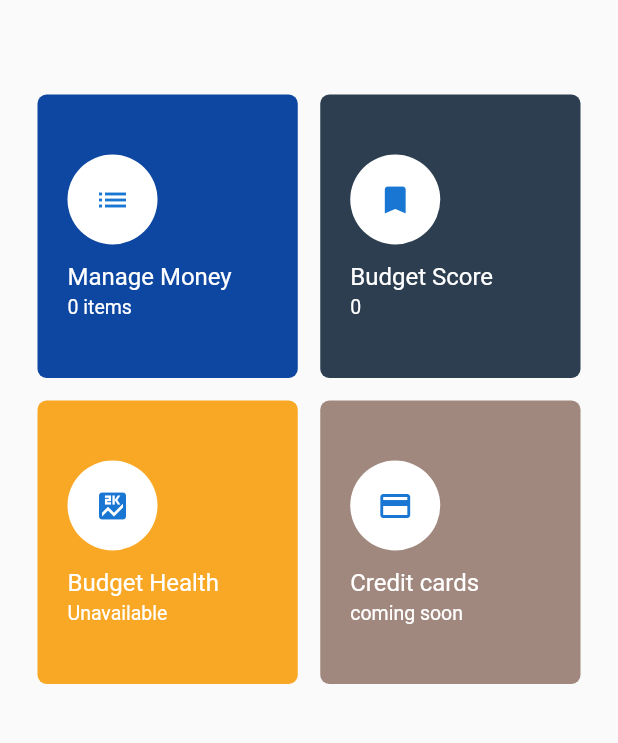
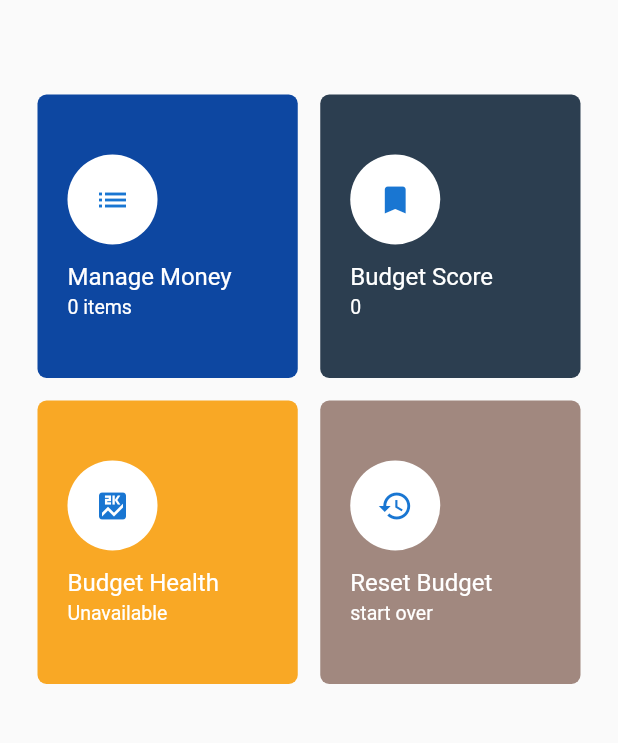
Before and after one commit to favourori/beambudget, a Flutter app: the screen it shows after launch, on a phone screen of 412 x 824 dp, the part 255-998 px from its top. Run offline on Flutter 3.47's test engine with Material 2 defaults, Android fonts, the phone set to English and light mode, and no system bars.

Commit message:
minor fix

```diff
--- a/lib/actions.dart
+++ b/lib/actions.dart
@@ -117,6 +117,11 @@ class ActionSection extends StatelessWidget {
               width: 15.0,
             ),
             Expanded(
+              child: InkWell(
+                onTap: () {
+                  Provider.of<TransactionData>(context, listen: false)
+                      .resetBudget();
+                },
                 child: Container(
                   decoration: BoxDecoration(
                       borderRadius: BorderRadius.all(
@@ -128,19 +133,20 @@ class ActionSection extends StatelessWidget {
                     crossAxisAlignment: CrossAxisAlignment.start,
                     children: <Widget>[
                       CircleAvatar(
-                      child: Icon(Icons.credit_card),
+                        child: Icon(Icons.restore),
                         backgroundColor: Colors.white,
                         radius: 30.0,
                       ),
                       SizedBox(height: 12.0),
                       Text(
-                      "Credit cards",
+                        "Reset Budget",
                         style: TextStyle(color: Colors.white, fontSize: 16.0),
                       ),
                       SizedBox(height: 3.0),
-                    Text("coming soon",
+                      Text("start over",
                           style: TextStyle(color: Colors.white, fontSize: 13.0))
                     ],
+                  ),
                 ),
               ),
             )
--- a/lib/model/transaction_data.dart
+++ b/lib/model/transaction_data.dart
@@ -62,4 +62,9 @@ class TransactionData extends ChangeNotifier {
 
     return 300;
   }
+
+  void resetBudget() {
+    transactions.clear();
+    notifyListeners();
+  }
 }
```
Lines whose indentation alone changed are shown as unchanged.
